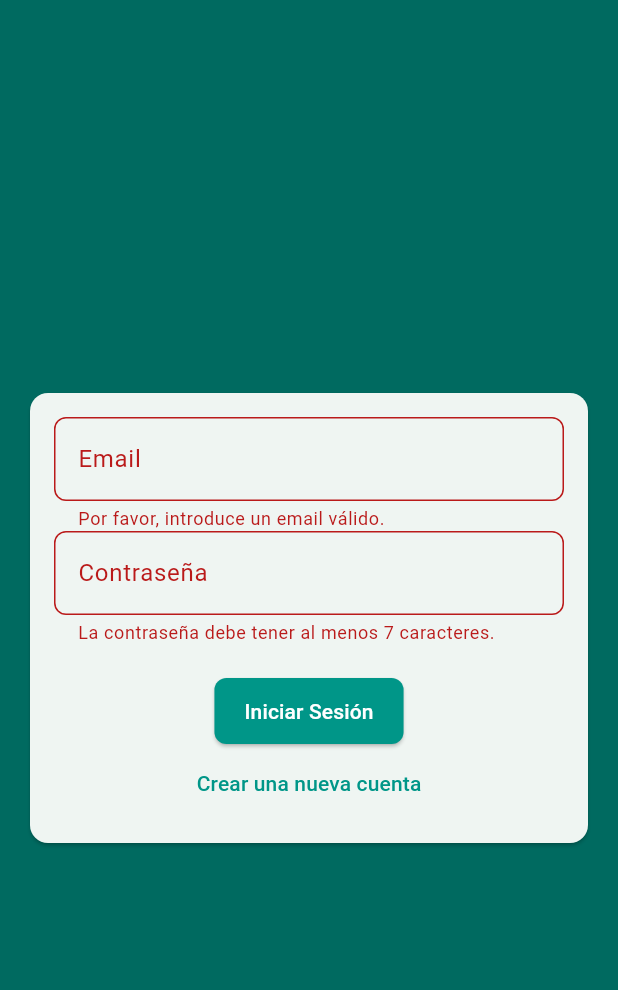
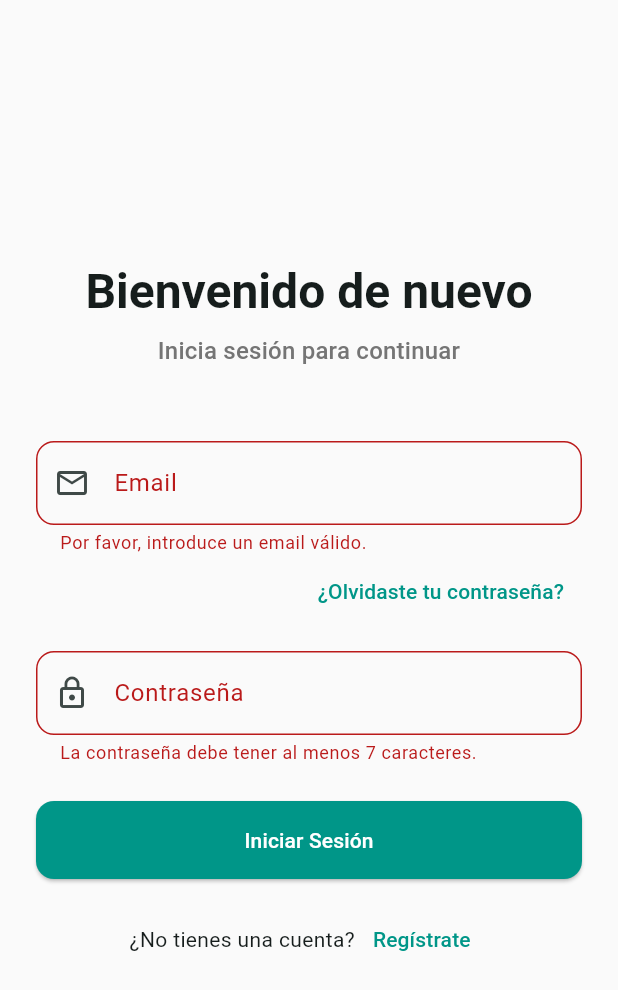
Before and after one commit to ochoapjavier/caducidapp, a Flutter app: the screen it shows after launch, after a tap on "Iniciar Sesión", on a phone screen of 412 x 824 dp. Shown: the top 990 px of the screen. Run offline on Flutter 3.47's test engine with Material 3 defaults, Android fonts, the phone set to English and light mode, and no system bars; our stand-ins replace firebase_auth, firebase_core; accounts and stored records are empty.

Commit message:
Mejoras UX/UI Login

```diff
--- a/frontend/frontend/lib/main.dart
+++ b/frontend/frontend/lib/main.dart
@@ -108,15 +108,32 @@ class MainAppScreen extends StatelessWidget {
       child: Scaffold(
         appBar: AppBar(
           title: const Text('Gestión de Caducidades'),
-          actions: [
-            // Añadimos un botón para cerrar sesión
-            IconButton(
-              icon: const Icon(Icons.logout),
-              tooltip: 'Cerrar Sesión',
-              onPressed: () {
-                FirebaseAuth.instance.signOut();
+          actions: [ // Usaremos un PopupMenuButton para un menú de usuario más elegante
+            PopupMenuButton<String>(
+              icon: const Icon(Icons.account_circle), // Icono de perfil
+              onSelected: (value) {
+                if (value == 'logout') {
+                  FirebaseAuth.instance.signOut();
+                }
               },
-            ),
+              itemBuilder: (BuildContext context) {
+                // Obtenemos el usuario actual de forma síncrona
+                final user = FirebaseAuth.instance.currentUser;
+                return [
+                  // Opción 1: Muestra el email (no es clickeable)
+                  PopupMenuItem<String>(
+                    enabled: false, // Para que no parezca un botón
+                    child: Text(
+                      user?.email ?? 'Usuario', // Muestra el email o 'Usuario' si es nulo
+                      style: const TextStyle(fontWeight: FontWeight.bold),
+                    ),
+                  ),
+                  const PopupMenuDivider(),
+                  // Opción 2: El botón para cerrar sesión
+                  const PopupMenuItem<String>(value: 'logout', child: Text('Cerrar Sesión')),
+                ];
+              },
+            )
           ],
           bottom: const TabBar(
             tabs: [
--- a/frontend/frontend/lib/screens/auth_screen.dart
+++ b/frontend/frontend/lib/screens/auth_screen.dart
@@ -60,9 +60,28 @@ class _AuthScreenState extends State<AuthScreen> {
       }
     } on FirebaseAuthException catch (error) {
       // Si Firebase devuelve un error (ej: email ya existe, contraseña incorrecta)
-      var message = 'Ocurrió un error, por favor revisa tus credenciales.';
-      if (error.message != null) {
-        message = error.message!;
+      var message = 'Ocurrió un error inesperado. Inténtalo de nuevo.';
+
+      // Traducimos los códigos de error de Firebase a mensajes amigables
+      switch (error.code) {
+        case 'invalid-credential':
+          message = 'El correo o la contraseña no son correctos. Por favor, verifica tus datos.';
+          break;
+        case 'user-not-found':
+          message = 'No se encontró un usuario con ese correo electrónico.';
+          break;
+        case 'wrong-password':
+          message = 'La contraseña no es correcta.';
+          break;
+        case 'email-already-in-use':
+          message = 'Ya existe una cuenta con este correo electrónico.';
+          break;
+        case 'weak-password':
+          message = 'La contraseña es demasiado débil. Debe tener al menos 6 caracteres.';
+          break;
+        case 'invalid-email':
+          message = 'El formato del correo electrónico no es válido.';
+          break;
       }
 
       // Mostramos el error al usuario en un SnackBar
@@ -94,66 +113,113 @@ class _AuthScreenState extends State<AuthScreen> {
     }
   }
 
+  void _resetPassword() {
+    // Guardamos el email del formulario para no tener que volver a escribirlo
+    _formKey.currentState?.save();
+    if (_userEmail.isEmpty || !_userEmail.contains('@')) {
+        ScaffoldMessenger.of(context).showSnackBar(
+            const SnackBar(content: Text('Por favor, introduce un email válido para restablecer la contraseña.')),
+        );
+        return;
+    }
+
+    _firebaseAuth.sendPasswordResetEmail(email: _userEmail);
+
+    ScaffoldMessenger.of(context).showSnackBar(
+        const SnackBar(content: Text('Se ha enviado un enlace para restablecer la contraseña a tu correo.')),
+    );
+}
+
   @override
   Widget build(BuildContext context) {
     return Scaffold(
-      backgroundColor: Theme.of(context).colorScheme.primary,
       body: Center(
         child: SingleChildScrollView(
-          child: Card(
-            margin: const EdgeInsets.all(20),
-            child: Padding(
-              padding: const EdgeInsets.all(16),
+          padding: const EdgeInsets.all(24.0),
           child: Form(
             key: _formKey,
             child: Column(
-                  mainAxisSize: MainAxisSize.min,
+              mainAxisAlignment: MainAxisAlignment.center,
+              crossAxisAlignment: CrossAxisAlignment.stretch,
               children: <Widget>[
+                // Título de la pantalla
+                Text(
+                  _isLoginMode ? 'Bienvenido de nuevo' : 'Crea tu cuenta',
+                  style: Theme.of(context).textTheme.headlineLarge?.copyWith(fontWeight: FontWeight.bold),
+                  textAlign: TextAlign.center,
+                ),
+                const SizedBox(height: 8),
+                Text(
+                  _isLoginMode ? 'Inicia sesión para continuar' : 'Regístrate para empezar a gestionar tu inventario',
+                  style: Theme.of(context).textTheme.titleMedium?.copyWith(color: Colors.grey.shade600),
+                  textAlign: TextAlign.center,
+                ),
+                const SizedBox(height: 48),
+
+                // Campo de Email
                 TextFormField(
                   key: const ValueKey('email'),
-                      validator: (value) {
-                        if (value == null || !value.contains('@')) {
-                          return 'Por favor, introduce un email válido.';
-                        }
-                        return null;
-                      },
+                  validator: (value) => (value == null || !value.contains('@')) ? 'Por favor, introduce un email válido.' : null,
                   onSaved: (value) => _userEmail = value!,
                   keyboardType: TextInputType.emailAddress,
-                      decoration: const InputDecoration(labelText: 'Email'),
+                  decoration: InputDecoration(
+                    labelText: 'Email',
+                    prefixIcon: const Icon(Icons.email_outlined),
+                    border: OutlineInputBorder(borderRadius: BorderRadius.circular(12)),
                   ),
+                ),
+                // AÑADIR ESTE WIDGET
+                if (_isLoginMode) // Solo mostrar en modo Login
+                    Align(
+                    alignment: Alignment.centerRight,
+                    child: TextButton(
+                        onPressed: _resetPassword,
+                        child: const Text('¿Olvidaste tu contraseña?'),
+                    ),
+                    ),
+                const SizedBox(height: 16),
+
+                // Campo de Contraseña
                 TextFormField(
                   key: const ValueKey('password'),
-                      validator: (value) {
-                        if (value == null || value.length < 7) {
-                          return 'La contraseña debe tener al menos 7 caracteres.';
-                        }
-                        return null;
-                      },
+                  validator: (value) => (value == null || value.length < 7) ? 'La contraseña debe tener al menos 7 caracteres.' : null,
                   onSaved: (value) => _userPassword = value!,
-                      obscureText: true, // Oculta la contraseña
-                      decoration: const InputDecoration(labelText: 'Contraseña'),
+                  obscureText: true,
+                  decoration: InputDecoration(
+                    labelText: 'Contraseña',
+                    prefixIcon: const Icon(Icons.lock_outline),
+                    border: OutlineInputBorder(borderRadius: BorderRadius.circular(12)),
                   ),
-                    const SizedBox(height: 20),
-                    if (_isLoading) const CircularProgressIndicator(),
-                    if (!_isLoading)
+                ),
+                const SizedBox(height: 24),
+
+                // Botón principal y Spinner
+                if (_isLoading)
+                  const Center(child: CircularProgressIndicator())
+                else
                   ElevatedButton(
+                    style: ElevatedButton.styleFrom(
+                      padding: const EdgeInsets.symmetric(vertical: 16),
+                      shape: RoundedRectangleBorder(borderRadius: BorderRadius.circular(12)),
+                    ),
                     onPressed: _submitAuthForm,
                     child: Text(_isLoginMode ? 'Iniciar Sesión' : 'Registrarse'),
                   ),
+                const SizedBox(height: 16),
+
+                // Botón para cambiar de modo
                 if (!_isLoading)
+                  Row(
+                    mainAxisAlignment: MainAxisAlignment.center,
+                    children: [
+                      Text(_isLoginMode ? '¿No tienes una cuenta?' : '¿Ya tienes una cuenta?'),
                       TextButton(
-                        onPressed: () {
-                          setState(() {
-                            _isLoginMode = !_isLoginMode;
-                          });
-                        },
-                        child: Text(_isLoginMode
-                            ? 'Crear una nueva cuenta'
-                            : 'Ya tengo una cuenta'),
+                        onPressed: () => setState(() => _isLoginMode = !_isLoginMode),
+                        child: Text(_isLoginMode ? 'Regístrate' : 'Inicia Sesión'),
                       ),
                     ],
                   ),
-              ),
+              ],
             ),
           ),
         ),
```
Lines whose indentation alone changed are shown as unchanged.
